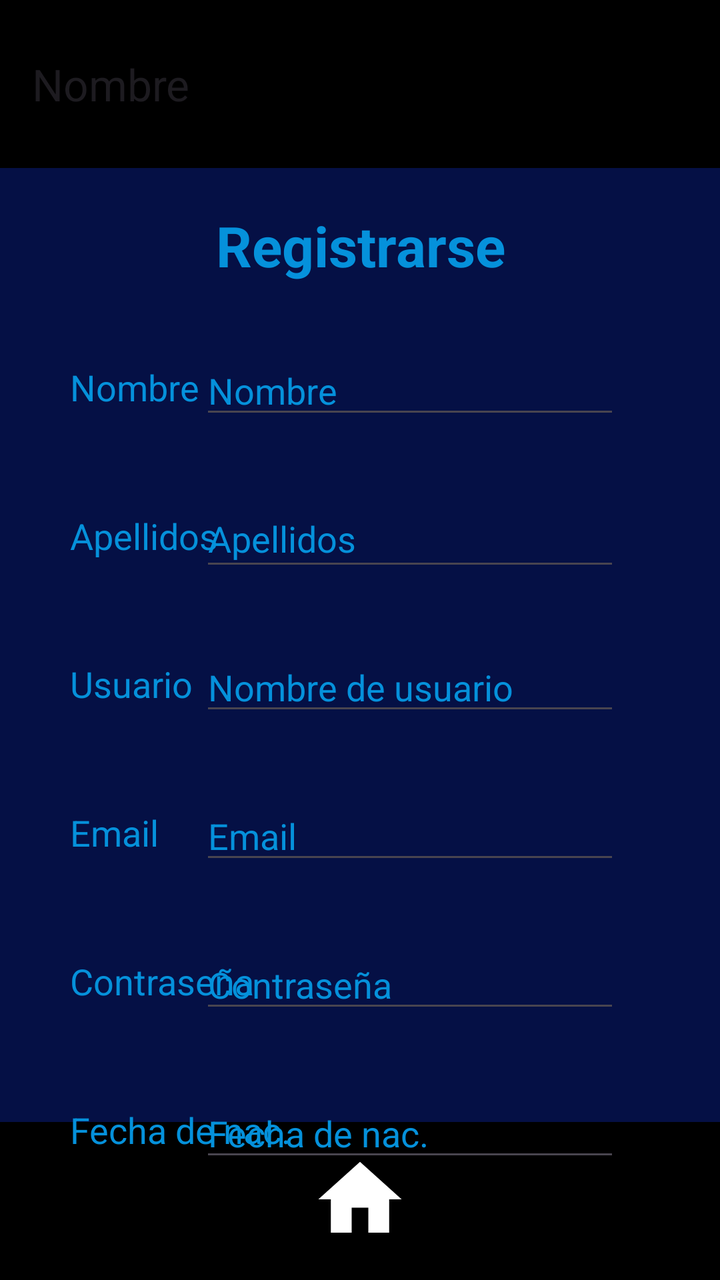
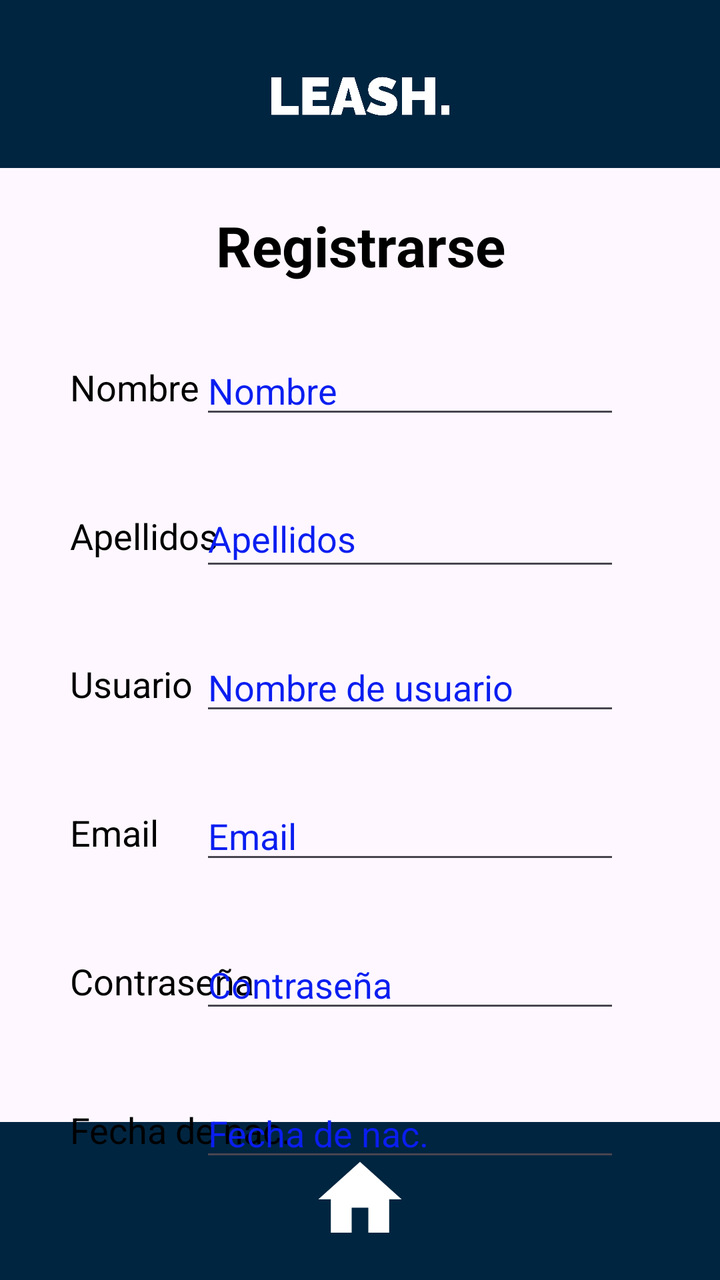

Screens rendered from an Android XML layout before and after an edit, with the pre-edit source and the edit as a unified diff.
<!-- AndroidManifest.xml: application theme Theme.Proyecto -->
<!-- res/layout/activity_registro.xml -->
<?xml version="1.0" encoding="utf-8"?>
<androidx.constraintlayout.widget.ConstraintLayout xmlns:android="http://schemas.android.com/apk/res/android"
    xmlns:app="http://schemas.android.com/apk/res-auto"
    xmlns:tools="http://schemas.android.com/tools"
    android:id="@+id/main"
    android:layout_width="match_parent"
    android:layout_height="match_parent"
    android:background="@color/Azul_Marino"
    tools:context=".Vistas.RegistroActivity">

    <androidx.appcompat.widget.Toolbar
        android:id="@+id/toolbar2"
        android:layout_width="413dp"
        android:layout_height="79dp"
        android:background="@color/Negro"
        android:minHeight="?attr/actionBarSize"
        android:theme="?attr/actionBarTheme"
        app:layout_constraintBottom_toBottomOf="parent"
        app:layout_constraintEnd_toEndOf="parent"
        app:layout_constraintHorizontal_bias="0.0"
        app:layout_constraintStart_toStartOf="parent" />

    <TextView
        android:id="@+id/tenerCuentaReg"
        android:layout_width="66dp"
        android:layout_height="48dp"
        android:drawableBottom="@drawable/home"
        android:textAlignment="center"
        android:textColor="@color/Azul_Oscuro"
        android:textSize="25sp"
        android:textStyle="bold"
        app:layout_constraintBottom_toBottomOf="@+id/toolbar2"
        app:layout_constraintEnd_toEndOf="parent"
        app:layout_constraintStart_toStartOf="@+id/toolbar2"
        app:layout_constraintTop_toTopOf="@+id/toolbar2" />

    <TextView
        android:id="@+id/txtnombre"
        android:layout_width="73dp"
        android:layout_height="wrap_content"
        android:layout_marginStart="35dp"
        android:layout_marginTop="40dp"
        android:text="@string/Nombre"
        android:textColor="@color/Azul_Claro"
        android:textSize="18sp"
        app:layout_constraintStart_toStartOf="parent"
        app:layout_constraintTop_toBottomOf="@+id/textView2" />

    <EditText
        android:id="@+id/editNombreReg"
        android:layout_width="wrap_content"
        android:layout_height="wrap_content"
        android:layout_marginEnd="50dp"
        android:ems="10"
        android:hint="@string/Nombre"
        android:inputType="text"
        android:textColor="@color/Azul_Claro"
        android:textColorHint="@color/Azul_Claro"
        app:layout_constraintBottom_toBottomOf="@+id/txtnombre"
        app:layout_constraintEnd_toEndOf="parent"
        app:layout_constraintTop_toTopOf="@+id/txtnombre" />

    <TextView
        android:id="@+id/txtApellidos"
        android:layout_width="wrap_content"
        android:layout_height="24dp"
        android:layout_marginStart="35dp"
        android:layout_marginTop="50dp"
        android:text="@string/Apellidos"
        android:textColor="@color/Azul_Claro"
        android:textSize="18sp"
        app:layout_constraintStart_toStartOf="parent"
        app:layout_constraintTop_toBottomOf="@+id/txtnombre" />

    <EditText
        android:id="@+id/editApellidosReg"
        android:layout_width="210dp"
        android:layout_height="45dp"
        android:layout_marginEnd="50dp"
        android:ems="10"
        android:hint="@string/Apellidos"
        android:inputType="text"
        android:textColor="@color/Azul_Claro"
        android:textColorHint="@color/Azul_Claro"
        app:layout_constraintBottom_toBottomOf="@+id/txtApellidos"
        app:layout_constraintEnd_toEndOf="parent"
        app:layout_constraintTop_toTopOf="@+id/txtApellidos" />

    <TextView
        android:id="@+id/txtUsuario"
        android:layout_width="wrap_content"
        android:layout_height="wrap_content"
        android:layout_marginStart="35dp"
        android:layout_marginTop="50dp"
        android:text="@string/usuario"
        android:textColor="@color/Azul_Claro"
        android:textSize="18sp"
        app:layout_constraintStart_toStartOf="parent"
        app:layout_constraintTop_toBottomOf="@+id/txtApellidos" />

    <EditText
        android:id="@+id/editUsuarioReg"
        android:layout_width="wrap_content"
        android:layout_height="wrap_content"
        android:layout_marginEnd="50dp"
        android:ems="10"
        android:hint="@string/nombreUsu"
        android:inputType="text"
        android:textColorHint="@color/Azul_Claro"
        app:layout_constraintBottom_toBottomOf="@+id/txtUsuario"
        app:layout_constraintEnd_toEndOf="parent"
        app:layout_constraintTop_toTopOf="@+id/txtUsuario" />

    <TextView
        android:id="@+id/txtEmail"
        android:layout_width="wrap_content"
        android:layout_height="wrap_content"
        android:layout_marginStart="35dp"
        android:layout_marginTop="50dp"
        android:text="@string/Email"
        android:textColor="@color/Azul_Claro"
        android:textSize="18sp"
        app:layout_constraintStart_toStartOf="parent"
        app:layout_constraintTop_toBottomOf="@+id/txtUsuario" />

    <EditText
        android:id="@+id/editEmailReg"
        android:layout_width="wrap_content"
        android:layout_height="wrap_content"
        android:layout_marginEnd="50dp"
        android:ems="10"
        android:hint="@string/Email"
        android:inputType="text|textEmailAddress"
        android:textColorHint="@color/Azul_Claro"
        app:layout_constraintBottom_toBottomOf="@+id/txtEmail"
        app:layout_constraintEnd_toEndOf="parent"
        app:layout_constraintTop_toTopOf="@+id/txtEmail" />

    <TextView
        android:id="@+id/textView"
        android:layout_width="wrap_content"
        android:layout_height="wrap_content"
        android:layout_marginStart="35dp"
        android:layout_marginTop="50dp"
        android:text="@string/contraseña"
        android:textColor="@color/Azul_Claro"
        android:textSize="18sp"
        app:layout_constraintStart_toStartOf="parent"
        app:layout_constraintTop_toBottomOf="@+id/txtEmail" />

    <EditText
        android:id="@+id/editPasswordReg"
        android:layout_width="wrap_content"
        android:layout_height="wrap_content"
        android:layout_marginEnd="50dp"
        android:ems="10"
        android:hint="@string/contraseña"
        android:inputType="text|textPassword"
        android:textColor="@color/Azul_Claro"
        android:textColorHint="@color/Azul_Claro"
        app:layout_constraintBottom_toBottomOf="@+id/textView"
        app:layout_constraintEnd_toEndOf="parent"
        app:layout_constraintTop_toTopOf="@+id/textView" />

    <androidx.appcompat.widget.Toolbar
        android:id="@+id/toolbar3"
        android:layout_width="0dp"
        android:layout_height="84dp"
        android:background="@color/Negro"
        android:minHeight="?attr/actionBarSize"
        android:theme="?attr/actionBarTheme"
        app:layout_constraintEnd_toEndOf="parent"
        app:layout_constraintStart_toStartOf="parent"
        app:layout_constraintTop_toTopOf="parent"
        app:title="Nombre " />

    <TextView
        android:id="@+id/textView2"
        android:layout_width="wrap_content"
        android:layout_height="wrap_content"
        android:layout_marginTop="20dp"
        android:text="@string/registrar"
        android:textAlignment="center"
        android:textColor="@color/Azul_Claro"
        android:textSize="28sp"
        android:textStyle="bold"
        app:layout_constraintEnd_toEndOf="parent"
        app:layout_constraintStart_toStartOf="parent"
        app:layout_constraintTop_toBottomOf="@+id/toolbar3" />

    <Button
        android:id="@+id/btnRegistrar"
        android:layout_width="wrap_content"
        android:layout_height="wrap_content"
        android:backgroundTint="@color/Blanco"
        android:text="@string/registrar"
        android:textColor="@color/Azul_Marino"
        app:layout_constraintBottom_toTopOf="@+id/toolbar2"
        app:layout_constraintEnd_toEndOf="parent"
        app:layout_constraintStart_toStartOf="parent"
        app:layout_constraintTop_toBottomOf="@+id/editFechaReg" />

    <TextView
        android:id="@+id/textView3"
        android:layout_width="wrap_content"
        android:layout_height="wrap_content"
        android:layout_marginStart="35dp"
        android:layout_marginTop="50dp"
        android:text="@string/Fecha"
        android:textColor="@color/Azul_Claro"
        android:textSize="18sp"
        app:layout_constraintStart_toStartOf="parent"
        app:layout_constraintTop_toBottomOf="@+id/textView" />

    <EditText
        android:id="@+id/editFechaReg"
        android:layout_width="wrap_content"
        android:layout_height="wrap_content"
        android:layout_marginEnd="50dp"
        android:ems="10"
        android:hint="@string/Fecha"
        android:inputType="datetime|date"
        android:textColorHint="@color/Azul_Claro"
        app:layout_constraintBottom_toBottomOf="@+id/textView3"
        app:layout_constraintEnd_toEndOf="parent"
        app:layout_constraintTop_toTopOf="@+id/textView3" />

</androidx.constraintlayout.widget.ConstraintLayout>
<!-- resources referenced by this layout -->
<resources>
  <color name="Azul_Claro">#0591DB</color>
  <color name="Azul_Marino">#051045</color>
  <color name="Azul_Oscuro">#0A1EF0</color>
  <color name="Blanco">#FFFFFFFF</color>
  <color name="Negro">#FF000000</color>
  <!-- drawable home (drawable) -->
  <vector xmlns:android="http://schemas.android.com/apk/res/android" android:height="50dp" android:tint="@color/Blanco" android:viewportHeight="24" android:viewportWidth="24" android:width="50dp">
        
      <path android:fillColor="@android:color/white" android:pathData="M10,20v-6h4v6h5v-8h3L12,3 2,12h3v8z"/>
      
  </vector>
  <string name="Apellidos">Apellidos</string>
  <string name="Email" translatable="false">Email</string>
  <string name="Fecha">Fecha de nac.</string>
  <string name="Nombre">Nombre</string>
  <string name="nombreUsu">Nombre de usuario</string>
  <string name="registrar">Registrarse</string>
  <string name="usuario">Usuario</string>
  <style name="Theme.Proyecto" parent="Base.Theme.Proyecto" />
  <style name="Base.Theme.Proyecto" parent="Theme.Material3.DayNight.NoActionBar">
          
          
      </style>
</resources>

<!-- the commit's change to res/layout/activity_registro.xml (unified diff, before → after) -->
@@ -12,7 +12,7 @@
         android:id="@+id/toolbar2"
         android:layout_width="413dp"
         android:layout_height="79dp"
-        android:background="@color/Negro"
+        android:background="@color/Azul_Logo"
         android:minHeight="?attr/actionBarSize"
         android:theme="?attr/actionBarTheme"
         app:layout_constraintBottom_toBottomOf="parent"
@@ -41,7 +41,7 @@
         android:layout_marginStart="35dp"
         android:layout_marginTop="40dp"
         android:text="@string/Nombre"
-        android:textColor="@color/Azul_Claro"
+        android:textColor="@color/Negro"
         android:textSize="18sp"
         app:layout_constraintStart_toStartOf="parent"
         app:layout_constraintTop_toBottomOf="@+id/textView2" />
@@ -54,8 +54,9 @@
         android:ems="10"
         android:hint="@string/Nombre"
         android:inputType="text"
-        android:textColor="@color/Azul_Claro"
-        android:textColorHint="@color/Azul_Claro"
+        android:textColor="@color/Negro"
+        android:textColorHint="@color/Azul_Oscuro"
+        android:textSize="18sp"
         app:layout_constraintBottom_toBottomOf="@+id/txtnombre"
         app:layout_constraintEnd_toEndOf="parent"
         app:layout_constraintTop_toTopOf="@+id/txtnombre" />
@@ -67,7 +68,7 @@
         android:layout_marginStart="35dp"
         android:layout_marginTop="50dp"
         android:text="@string/Apellidos"
-        android:textColor="@color/Azul_Claro"
+        android:textColor="@color/Negro"
         android:textSize="18sp"
         app:layout_constraintStart_toStartOf="parent"
         app:layout_constraintTop_toBottomOf="@+id/txtnombre" />
@@ -80,8 +81,9 @@
         android:ems="10"
         android:hint="@string/Apellidos"
         android:inputType="text"
-        android:textColor="@color/Azul_Claro"
-        android:textColorHint="@color/Azul_Claro"
+        android:textColor="@color/Negro"
+        android:textColorHint="@color/Azul_Oscuro"
+        android:textSize="18sp"
         app:layout_constraintBottom_toBottomOf="@+id/txtApellidos"
         app:layout_constraintEnd_toEndOf="parent"
         app:layout_constraintTop_toTopOf="@+id/txtApellidos" />
@@ -93,7 +95,7 @@
         android:layout_marginStart="35dp"
         android:layout_marginTop="50dp"
         android:text="@string/usuario"
-        android:textColor="@color/Azul_Claro"
+        android:textColor="@color/Negro"
         android:textSize="18sp"
         app:layout_constraintStart_toStartOf="parent"
         app:layout_constraintTop_toBottomOf="@+id/txtApellidos" />
@@ -106,7 +108,9 @@
         android:ems="10"
         android:hint="@string/nombreUsu"
         android:inputType="text"
-        android:textColorHint="@color/Azul_Claro"
+        android:textColor="@color/Negro"
+        android:textColorHint="@color/Azul_Oscuro"
+        android:textSize="18sp"
         app:layout_constraintBottom_toBottomOf="@+id/txtUsuario"
         app:layout_constraintEnd_toEndOf="parent"
         app:layout_constraintTop_toTopOf="@+id/txtUsuario" />
@@ -118,7 +122,7 @@
         android:layout_marginStart="35dp"
         android:layout_marginTop="50dp"
         android:text="@string/Email"
-        android:textColor="@color/Azul_Claro"
+        android:textColor="@color/Negro"
         android:textSize="18sp"
         app:layout_constraintStart_toStartOf="parent"
         app:layout_constraintTop_toBottomOf="@+id/txtUsuario" />
@@ -131,7 +135,9 @@
         android:ems="10"
         android:hint="@string/Email"
         android:inputType="text|textEmailAddress"
-        android:textColorHint="@color/Azul_Claro"
+        android:textColor="@color/Negro"
+        android:textColorHint="@color/Azul_Oscuro"
+        android:textSize="18sp"
         app:layout_constraintBottom_toBottomOf="@+id/txtEmail"
         app:layout_constraintEnd_toEndOf="parent"
         app:layout_constraintTop_toTopOf="@+id/txtEmail" />
@@ -143,7 +149,7 @@
         android:layout_marginStart="35dp"
         android:layout_marginTop="50dp"
         android:text="@string/contraseña"
-        android:textColor="@color/Azul_Claro"
+        android:textColor="@color/Negro"
         android:textSize="18sp"
         app:layout_constraintStart_toStartOf="parent"
         app:layout_constraintTop_toBottomOf="@+id/txtEmail" />
@@ -156,8 +162,9 @@
         android:ems="10"
         android:hint="@string/contraseña"
         android:inputType="text|textPassword"
-        android:textColor="@color/Azul_Claro"
-        android:textColorHint="@color/Azul_Claro"
+        android:textColor="@color/Negro"
+        android:textColorHint="@color/Azul_Oscuro"
+        android:textSize="18sp"
         app:layout_constraintBottom_toBottomOf="@+id/textView"
         app:layout_constraintEnd_toEndOf="parent"
         app:layout_constraintTop_toTopOf="@+id/textView" />
@@ -166,13 +173,12 @@
         android:id="@+id/toolbar3"
         android:layout_width="0dp"
         android:layout_height="84dp"
-        android:background="@color/Negro"
+        android:background="@color/Azul_Logo"
         android:minHeight="?attr/actionBarSize"
         android:theme="?attr/actionBarTheme"
         app:layout_constraintEnd_toEndOf="parent"
         app:layout_constraintStart_toStartOf="parent"
-        app:layout_constraintTop_toTopOf="parent"
-        app:title="Nombre " />
+        app:layout_constraintTop_toTopOf="parent" />
 
     <TextView
         android:id="@+id/textView2"
@@ -181,7 +187,7 @@
         android:layout_marginTop="20dp"
         android:text="@string/registrar"
         android:textAlignment="center"
-        android:textColor="@color/Azul_Claro"
+        android:textColor="@color/Negro"
         android:textSize="28sp"
         android:textStyle="bold"
         app:layout_constraintEnd_toEndOf="parent"
@@ -192,9 +198,9 @@
         android:id="@+id/btnRegistrar"
         android:layout_width="wrap_content"
         android:layout_height="wrap_content"
-        android:backgroundTint="@color/Blanco"
+        android:backgroundTint="@color/Azul_Logo"
         android:text="@string/registrar"
-        android:textColor="@color/Azul_Marino"
+        android:textColor="@color/Blanco"
         app:layout_constraintBottom_toTopOf="@+id/toolbar2"
         app:layout_constraintEnd_toEndOf="parent"
         app:layout_constraintStart_toStartOf="parent"
@@ -207,7 +213,7 @@
         android:layout_marginStart="35dp"
         android:layout_marginTop="50dp"
         android:text="@string/Fecha"
-        android:textColor="@color/Azul_Claro"
+        android:textColor="@color/Negro"
         android:textSize="18sp"
         app:layout_constraintStart_toStartOf="parent"
         app:layout_constraintTop_toBottomOf="@+id/textView" />
@@ -220,9 +226,20 @@
         android:ems="10"
         android:hint="@string/Fecha"
         android:inputType="datetime|date"
-        android:textColorHint="@color/Azul_Claro"
+        android:textColor="@color/Negro"
+        android:textColorHint="@color/Azul_Oscuro"
         app:layout_constraintBottom_toBottomOf="@+id/textView3"
         app:layout_constraintEnd_toEndOf="parent"
-        app:layout_constraintTop_toTopOf="@+id/textView3" />
+        app:layout_constraintTop_toTopOf="@+id/textView3"
+        android:textSize="18sp" />
+
+    <ImageView
+        android:id="@+id/imageView3"
+        android:layout_width="0dp"
+        android:layout_height="96dp"
+        app:layout_constraintEnd_toEndOf="parent"
+        app:layout_constraintStart_toStartOf="parent"
+        app:layout_constraintTop_toTopOf="parent"
+        app:srcCompat="@drawable/logo_transparente" />
 
 </androidx.constraintlayout.widget.ConstraintLayout>
<!-- resource entries referenced after the edit -->
@@ -1,7 +1,6 @@
 <!-- resources referenced by this layout -->
 <resources>
-  <color name="Azul_Claro">#0591DB</color>
-  <color name="Azul_Marino">#051045</color>
+  <color name="Azul_Logo">#002540</color>
   <color name="Azul_Oscuro">#0A1EF0</color>
   <color name="Blanco">#FFFFFFFF</color>
   <color name="Negro">#FF000000</color>
@@ -11,6 +10,7 @@
       <path android:fillColor="@android:color/white" android:pathData="M10,20v-6h4v6h5v-8h3L12,3 2,12h3v8z"/>
       
   </vector>
+  <!-- drawable logo_transparente: png bitmap (drawable, 154148 bytes) -->
   <string name="Apellidos">Apellidos</string>
   <string name="Email" translatable="false">Email</string>
   <string name="Fecha">Fecha de nac.</string>
